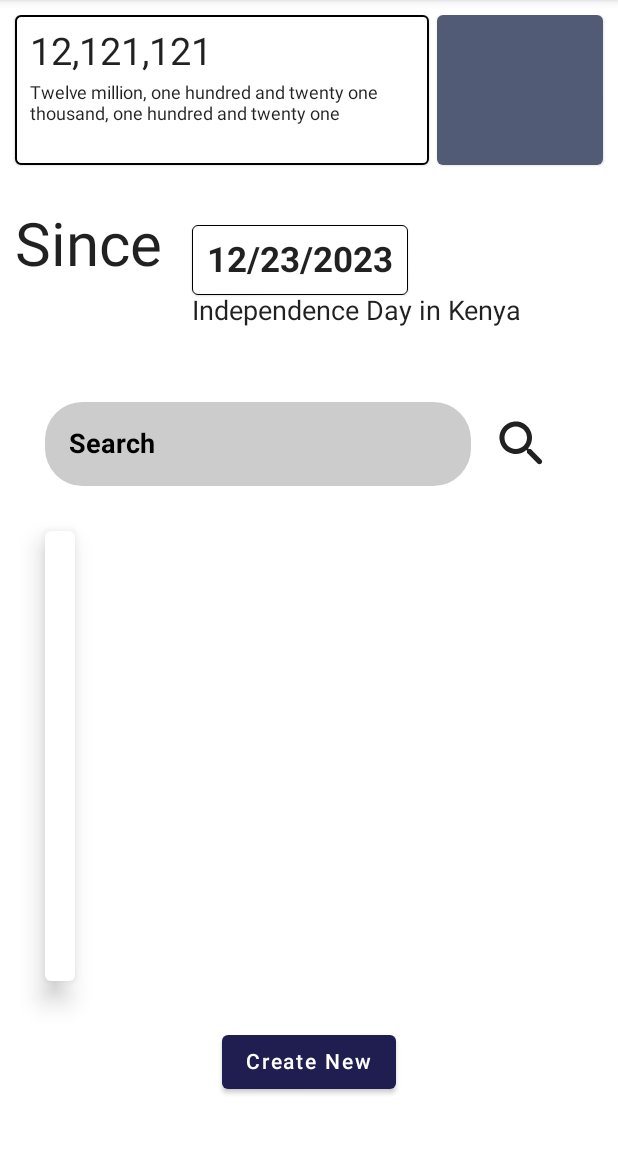
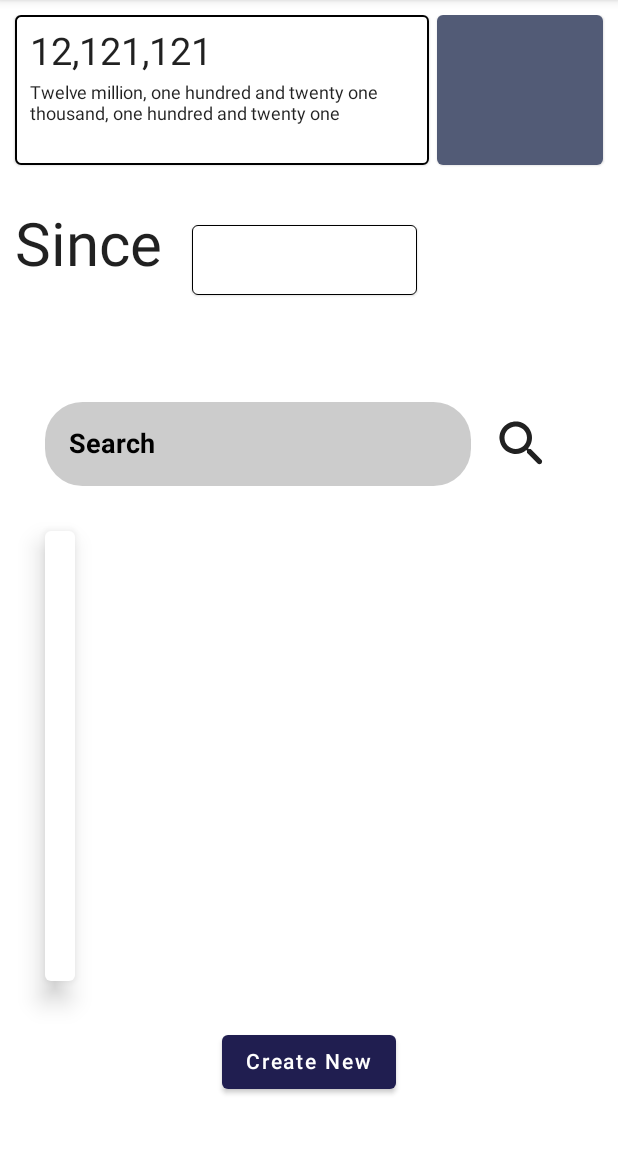
Before and after one commit to Ken-mbira/its_been, an Android app built with Jetpack Compose: the screen it shows after launch (MainActivity), on a phone screen of 412 x 824 dp, the part 84-1236 px from its top. Run offline under Robolectric (Android 15) with nearby library versions, the phone set to English and light mode, and no system bars; our stand-ins replace Room's generated code; libraries missing offline, so code that uses them is left out: dev.chrisbanes.snapper; 3 statements that could not run were skipped.

Commit message:
implement staging functionality

```diff
--- a/app/src/main/java/com/example/itsbeen/ui/HomeScreen.kt
+++ b/app/src/main/java/com/example/itsbeen/ui/HomeScreen.kt
@@ -31,7 +31,8 @@ fun HomeScreen(modifier: Modifier = Modifier) {
     val showRegisterEventDialog = rememberSaveable { mutableStateOf(false) }
 
     val eventViewModel: EventViewModel = viewModel(factory = EventViewModel.Factory)
-    val eventState = eventViewModel.eventListState.collectAsState()
+    val eventListState = eventViewModel.eventListState.collectAsState()
+    val stagedEventState = eventViewModel.stagedEventState.collectAsState()
 
     Column(
         modifier = modifier
@@ -41,7 +42,10 @@ fun HomeScreen(modifier: Modifier = Modifier) {
     ) {
         PeriodDisplay()
         Spacer(modifier = modifier.height(30.dp))
-        SinceDisplay()
+        SinceDisplay(
+            modifier = modifier,
+            event = stagedEventState.value,
+        )
         Spacer(modifier = modifier.height(30.dp))
         Column(
             modifier = modifier.padding(20.dp)
@@ -50,9 +54,12 @@ fun HomeScreen(modifier: Modifier = Modifier) {
             Spacer(modifier = modifier.height(30.dp))
             EventList(
                 modifier = modifier,
-                eventList = eventState.value,
-                deleteEvent = {
-                        event -> eventViewModel.deleteEvent(event)
+                eventList = eventListState.value,
+                deleteEvent = { event ->
+                    eventViewModel.deleteEvent(event)
+                },
+                stageEvent = { event ->
+                    eventViewModel.stageEvent(event)
                 }
             )
         }
--- a/app/src/main/java/com/example/itsbeen/ui/SinceDisplay.kt
+++ b/app/src/main/java/com/example/itsbeen/ui/SinceDisplay.kt
@@ -6,17 +6,23 @@ import androidx.compose.foundation.layout.*
 import androidx.compose.material.Card
 import androidx.compose.material.Text
 import androidx.compose.runtime.Composable
+import androidx.compose.ui.Alignment
 import androidx.compose.ui.Modifier
 import androidx.compose.ui.graphics.Color
 import androidx.compose.ui.res.stringResource
 import androidx.compose.ui.text.font.FontWeight
+import androidx.compose.ui.text.style.TextAlign
 import androidx.compose.ui.tooling.preview.Preview
 import androidx.compose.ui.unit.dp
 import androidx.compose.ui.unit.sp
 import com.example.itsbeen.R
+import com.example.itsbeen.model.Event
 
 @Composable
-fun SinceDisplay(modifier: Modifier = Modifier) {
+fun SinceDisplay(
+    modifier: Modifier = Modifier,
+    event: Event
+) {
     Row(modifier = modifier) {
         Box(modifier = modifier) {
             Text(
@@ -34,19 +40,20 @@ fun SinceDisplay(modifier: Modifier = Modifier) {
                 modifier = modifier.height(10.dp)
             )
             Card(
-                modifier = modifier,
+                modifier = modifier
+                    .width(150.dp),
                 border = BorderStroke(0.5.dp, Color.Black),
-//                backgroundColor = Color.Transparent
             ) {
                 Text(
                     modifier = modifier.padding(10.dp),
-                    text = stringResource(R.string.example_date),
+                    text = event.date,
                     fontSize = 23.sp,
-                    fontWeight = FontWeight.Bold
+                    fontWeight = FontWeight.Bold,
+                    textAlign = TextAlign.Center
                 )
             }
             Text(
-                text = stringResource(R.string.example_description),
+                text = event.name,
                 fontSize = 18.sp
             )
         }
@@ -56,5 +63,7 @@ fun SinceDisplay(modifier: Modifier = Modifier) {
 @Preview
 @Composable
 fun PreviewSince() {
-    SinceDisplay()
+    SinceDisplay(
+        event = Event(name="Day of Days", date = "2022/12/12")
+    )
 }
--- a/app/src/main/java/com/example/itsbeen/ui/viewmodels/EventViewModel.kt
+++ b/app/src/main/java/com/example/itsbeen/ui/viewmodels/EventViewModel.kt
@@ -18,6 +18,9 @@ class EventViewModel(private val eventRepository: EventRepository): ViewModel()
     private val _eventListStateFlow = MutableStateFlow(listOf<Event>())
     val eventListState = _eventListStateFlow.asStateFlow()
 
+    private val _stagedEventStateFlow = MutableStateFlow(Event(name = "", date = ""))
+    val stagedEventState = _stagedEventStateFlow.asStateFlow()
+
     fun createEvent(event: Event) {
         viewModelScope.launch {
             eventRepository.addEvent(event)
@@ -30,10 +33,15 @@ class EventViewModel(private val eventRepository: EventRepository): ViewModel()
         }
     }
 
+    fun stageEvent(event: Event) {
+        _stagedEventStateFlow.update { event }
+    }
+
     init {
         viewModelScope.launch {
             eventRepository.listEvents(null).collect {events ->
                 _eventListStateFlow.update { events }
+                stageEvent(events.first())
             }
         }
     }
```
Also changed, not shown: app/src/main/java/com/example/itsbeen/ui/components/EventList.kt (+9 -7 lines).
